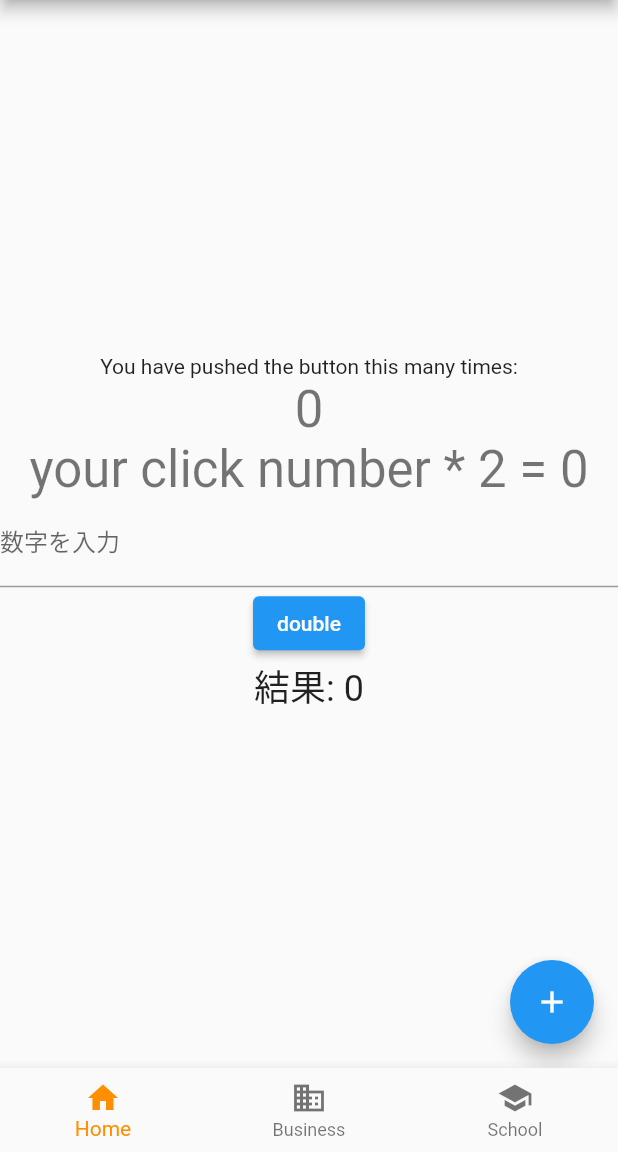
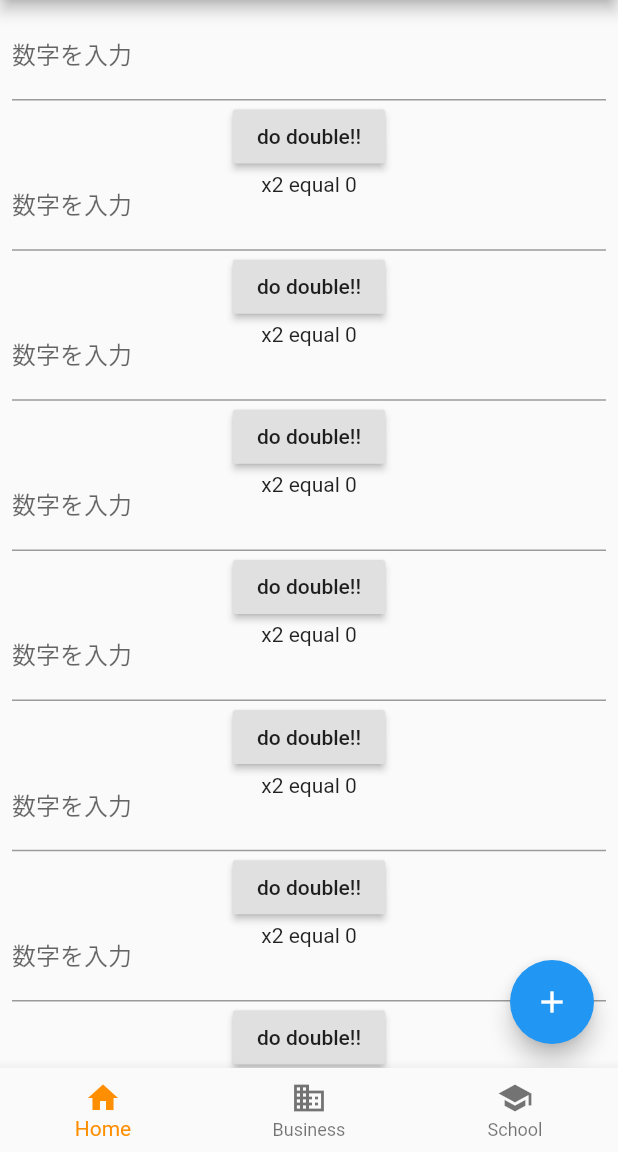
Before and after one commit to zoothezoo/flutter_playground, a Flutter app: the screen it shows after launch, on a phone screen of 412 x 824 dp, the part 84-1236 px from its top. Run offline on Flutter 3.47's test engine with Material 2 defaults, Android fonts, the phone set to English and light mode, and no system bars.

Commit message:
feat: create input double row item

```diff
--- a/lib/double_number_item.dart
+++ b/lib/double_number_item.dart
@@ -8,9 +8,40 @@ class DoubleNumberItem extends StatefulWidget {
 }
 
 class _DoubleNumberItemState extends State<DoubleNumberItem> {
+  final TextEditingController _controller = TextEditingController();
+  int _result = 0;
+
+  void _calculateDouble() {
+    int number = int.parse(_controller.text);
+    setState(() {
+      _result = number * 2;
+    });
+  }
+
   @override
   Widget build(BuildContext context) {
-    return const Expanded(
-        child: Text('i am one of row items', textAlign: TextAlign.center));
+    final ButtonStyle raisedButtonStyle = ElevatedButton.styleFrom(
+      foregroundColor: Colors.black87,
+      backgroundColor: Colors.grey[300],
+      minimumSize: const Size(88, 36),
+      padding: const EdgeInsets.symmetric(horizontal: 16),
+      shape: const RoundedRectangleBorder(
+        borderRadius: BorderRadius.all(Radius.circular(2)),
+      ),
+    );
+
+    return Expanded(
+        child: Column(children: [
+      TextField(
+        controller: _controller,
+        keyboardType: TextInputType.number,
+        decoration: const InputDecoration(labelText: "数字を入力"),
+      ),
+      ElevatedButton(
+          style: raisedButtonStyle,
+          onPressed: _calculateDouble,
+          child: const Text('do double!!')),
+      Text('x2 equal $_result', textAlign: TextAlign.center),
+    ]));
   }
 }
--- a/lib/double_number_page.dart
+++ b/lib/double_number_page.dart
@@ -1,6 +1,9 @@
 import 'package:flutter/material.dart';
+import 'package:flutter_playground/double_number_item.dart';
 
 class DoubleCounterPage extends StatefulWidget {
+  const DoubleCounterPage({super.key});
+
   @override
   State<DoubleCounterPage> createState() => _DoubleCounterPageState();
 }
@@ -17,24 +20,26 @@ class _DoubleCounterPageState extends State<DoubleCounterPage> {
   @override
   Widget build(BuildContext context) {
     return Scaffold(
-      body: Center(
-        child: Column(
-          mainAxisAlignment: MainAxisAlignment.center,
-          children: <Widget>[
-            const Text(
-              'You have pushed the button this many times:',
-            ),
-            Text(
-              '$_counter',
-              style: Theme.of(context).textTheme.headlineMedium,
-            ),
-            Text(
-              "your click number * 2 = ${_counter * 2}",
-              style: Theme.of(context).textTheme.headlineMedium,
-            ),
-            DoubleNumber()
-          ],
-        ),
+      body: ListView(
+        padding: const EdgeInsets.all(8.0),
+        itemExtent: 100.1,
+        children: const <DoubleNumberItem>[
+          DoubleNumberItem(),
+          DoubleNumberItem(),
+          DoubleNumberItem(),
+          DoubleNumberItem(),
+          DoubleNumberItem(),
+          DoubleNumberItem(),
+          DoubleNumberItem(),
+          DoubleNumberItem(),
+          DoubleNumberItem(),
+          DoubleNumberItem(),
+          DoubleNumberItem(),
+          DoubleNumberItem(),
+          DoubleNumberItem(),
+          DoubleNumberItem(),
+          DoubleNumberItem(),
+        ],
       ),
       floatingActionButton: FloatingActionButton(
         onPressed: _incrementCounter,
```
